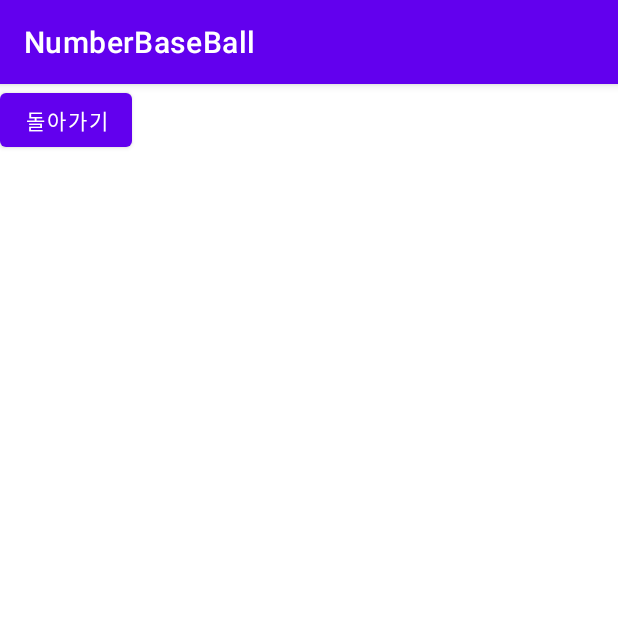
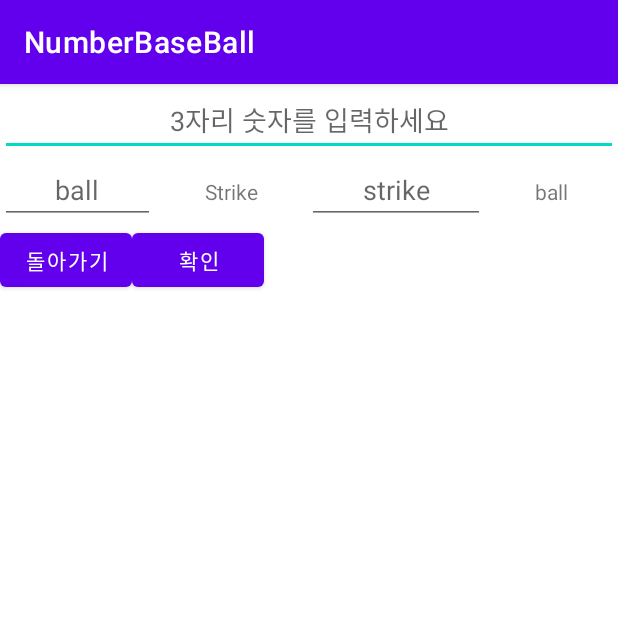
Before and after one commit to TeamWeakness/NumberBaseBall_APP, an Android app: the PlayballActivity screen opened directly, with no data from a screen before it, on a phone screen of 412 x 824 dp, the top half of it. Run offline under Robolectric (Android 15) with nearby library versions, the phone set to English and light mode, and no system bars.

Commit message:
success c-lib!!!!

```diff
--- a/app/src/main/cpp/CMakeLists.txt
+++ b/app/src/main/cpp/CMakeLists.txt
@@ -21,7 +21,10 @@ add_library( # Sets the name of the library.
              SHARED
 
              # Provides a relative path to your source file(s).
-             native-lib.cpp )
+             native-lib.cpp
+            helper.cpp
+            playball.cpp
+            myHeader.h)
 
 # Searches for a specified prebuilt library and stores the path as a
 # variable. Because CMake includes system libraries in the search path by
@@ -43,6 +46,7 @@ find_library( # Sets the name of the path variable.
 target_link_libraries( # Specifies the target library.
                        native-lib
 
+
                        # Links the target library to the log library
                        # included in the NDK.
                        ${log-lib} )
--- a/app/src/main/java/com/weakness/numberbaseball/PlayballActivity.java
+++ b/app/src/main/java/com/weakness/numberbaseball/PlayballActivity.java
@@ -6,10 +6,20 @@ import android.content.Intent;
 import android.os.Bundle;
 import android.view.View;
 import android.widget.Button;
+import android.widget.EditText;
 
 public class PlayballActivity extends AppCompatActivity {
     Intent playball_resultIntent;
     Button playball_backBtn;
+    Button playball_checkBtn;
+    EditText playball_inputNum;
+    EditText playball_inputBall;
+    EditText playball_inputStrike;
+
+    // Used to load the 'native-lib' library on application startup.
+    static {
+        System.loadLibrary("playball");
+    }
 
     @Override
     protected void onCreate(Bundle savedInstanceState) {
@@ -24,8 +34,19 @@ public class PlayballActivity extends AppCompatActivity {
                 playball_resultIntent = new Intent();
                 playball_resultIntent.putExtra("playball_back","playball에서 왔어요");
                 setResult(RESULT_OK,playball_resultIntent);
+
                 finish();
             }
         });
     }
+    /**
+     * A native method that is implemented by the 'native-lib' native library,
+     * which is packaged with this application.
+     */
+
+    public native String main();
+    public native String test();
+
 }
+// 새 C/C++ 파일을 프로젝트에 추가한 후에 CMake를 구성하여 네이티브 라이브러리에 포함해야 합니다. 이거 중요하다!!
+// https://developer.android.com/studio/projects/configure-cmake?hl=ko
--- a/app/src/main/res/layout/activity_playball.xml
+++ b/app/src/main/res/layout/activity_playball.xml
@@ -4,13 +4,69 @@
     xmlns:tools="http://schemas.android.com/tools"
     android:layout_width="match_parent"
     android:layout_height="match_parent"
-    tools:context=".PlayballActivity">
+    tools:context=".PlayballActivity"
+    android:orientation="vertical">
 
-    <Button
-        android:layout_width="wrap_content"
+    <LinearLayout
+        android:layout_width="match_parent"
         android:layout_height="wrap_content"
-        android:text="돌아가기"
-        android:id="@+id/playball_btn_backBtn">
-    </Button>
-
+        android:orientation="horizontal">
+        <EditText
+            android:layout_width="wrap_content"
+            android:layout_height="wrap_content"
+            android:layout_weight="1"
+            android:inputType="number"
+            android:hint="3자리 숫자를 입력하세요"
+            android:gravity="center"
+            android:id="@+id/playball_et_inputNum"/>
+    </LinearLayout>
+    <LinearLayout
+        android:layout_width="match_parent"
+        android:layout_height="wrap_content">
+        <EditText
+            android:layout_width="wrap_content"
+            android:layout_height="wrap_content"
+            android:layout_weight="4"
+            android:gravity="center"
+            android:inputType="number"
+            android:hint="ball"
+            android:id="@+id/playball_et_inputBall"/>
+        <TextView
+            android:layout_width="wrap_content"
+            android:layout_height="wrap_content"
+            android:layout_weight="4"
+            android:gravity="center"
+            android:text="Strike"/>
+        <EditText
+            android:layout_width="wrap_content"
+            android:layout_height="wrap_content"
+            android:layout_weight="4"
+            android:gravity="center"
+            android:inputType="number"
+            android:hint="strike"
+            android:id="@+id/playball_et_inputStrike"/>
+        <TextView
+            android:layout_width="wrap_content"
+            android:layout_height="wrap_content"
+            android:layout_weight="4"
+            android:gravity="center"
+            android:text="ball"/>
+    </LinearLayout>
+    <LinearLayout
+        android:layout_width="match_parent"
+        android:layout_height="200dp"
+        android:orientation="horizontal">
+        <Button
+            android:layout_width="wrap_content"
+            android:layout_height="wrap_content"
+            android:text="돌아가기"
+            android:id="@+id/playball_btn_backBtn">
+        </Button>
+        <Button
+            android:layout_width="wrap_content"
+            android:layout_height="wrap_content"
+            android:text="확인"
+            android:id="@+id/playball_btn_checkBtn">
+        </Button>
+    </LinearLayout>
 </androidx.appcompat.widget.LinearLayoutCompat>
```
Also changed, not shown: app/src/main/java/com/weakness/numberbaseball/MainActivity.java (+0 -11 lines), 3 other files.
